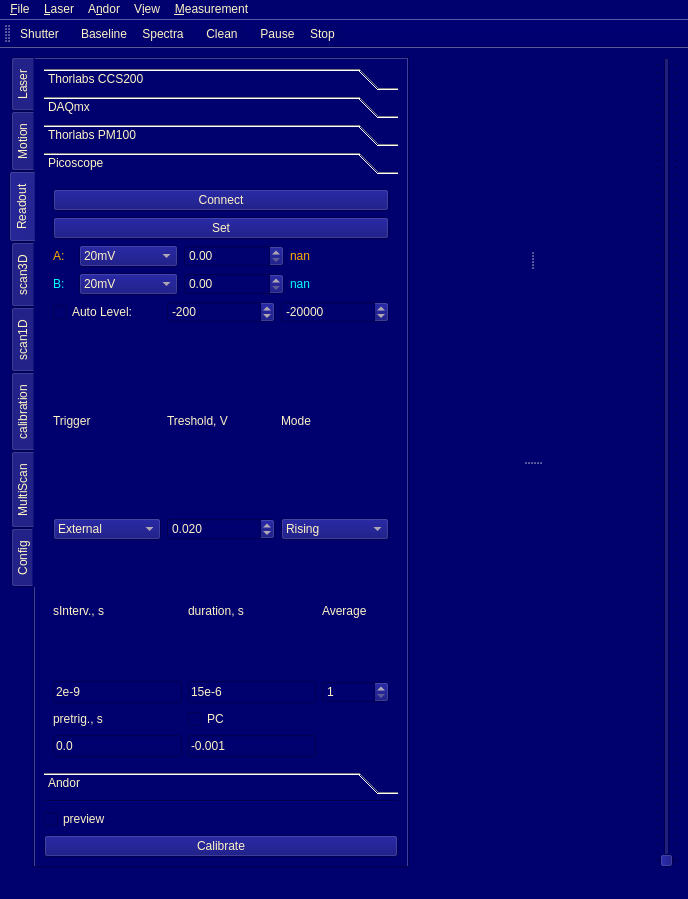
xkronosua/microV, file microV.ui: the form before one commit.
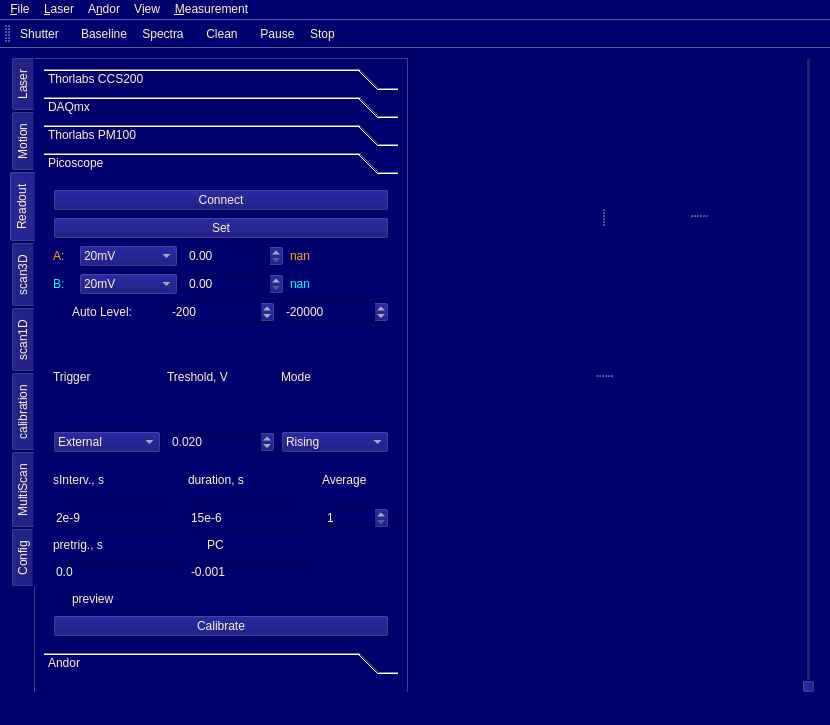
The form after the commit. The open tabs and pages were chosen to show the change.

Commit message: threadFix_calibr

The edit to the form file:
```diff
--- a/microV.ui
+++ b/microV.ui
@@ -6,8 +6,8 @@
    <rect>
     <x>0</x>
     <y>0</y>
-    <width>688</width>
-    <height>899</height>
+    <width>830</width>
+    <height>669</height>
    </rect>
   </property>
   <property name="windowTitle">
@@ -881,8 +881,8 @@
             <rect>
              <x>0</x>
              <y>0</y>
-             <width>353</width>
-             <height>543</height>
+             <width>356</width>
+             <height>416</height>
             </rect>
            </property>
            <attribute name="label">
@@ -1294,6 +1294,23 @@
               </item>
              </layout>
             </item>
+            <item>
+             <widget class="QCheckBox" name="raw_data_preview">
+              <property name="text">
+               <string>preview</string>
+              </property>
+             </widget>
+            </item>
+            <item>
+             <widget class="QPushButton" name="startCalibr">
+              <property name="text">
+               <string>Calibrate</string>
+              </property>
+              <property name="checkable">
+               <bool>false</bool>
+              </property>
+             </widget>
+            </item>
            </layout>
           </widget>
           <widget class="QWidget" name="Andor">
@@ -1587,23 +1604,6 @@
           </property>
          </widget>
         </item>
-        <item>
-         <widget class="QCheckBox" name="raw_data_preview">
-          <property name="text">
-           <string>preview</string>
-          </property>
-         </widget>
-        </item>
-        <item>
-         <widget class="QPushButton" name="startCalibr">
-          <property name="text">
-           <string>Calibrate</string>
-          </property>
-          <property name="checkable">
-           <bool>true</bool>
-          </property>
-         </widget>
-        </item>
        </layout>
       </widget>
       <widget class="QWidget" name="StepScan">
@@ -3630,10 +3630,7 @@
       <property name="orientation">
        <enum>Qt::Vertical</enum>
       </property>
-      <widget class="QSplitter" name="splitter">
-       <property name="locale">
-        <locale language="C" country="AnyCountry"/>
-       </property>
+      <widget class="QSplitter" name="splitter_2">
        <property name="orientation">
         <enum>Qt::Horizontal</enum>
        </property>
@@ -3643,11 +3640,16 @@
         </property>
         <layout class="QGridLayout" name="previewArea"/>
        </widget>
-       <widget class="QWidget" name="verticalLayoutWidget">
-        <property name="locale">
-         <locale language="C" country="AnyCountry"/>
+       <widget class="QSplitter" name="splitter">
+        <property name="orientation">
+         <enum>Qt::Vertical</enum>
         </property>
-        <layout class="QVBoxLayout" name="plotArea"/>
+        <widget class="QWidget" name="horizontalLayoutWidget_2">
+         <layout class="QHBoxLayout" name="pw_scan"/>
+        </widget>
+        <widget class="QWidget" name="horizontalLayoutWidget_3">
+         <layout class="QHBoxLayout" name="pw_spectra"/>
+        </widget>
        </widget>
       </widget>
       <widget class="QWidget" name="horizontalLayoutWidget">
@@ -3690,8 +3692,8 @@
     <rect>
      <x>0</x>
      <y>0</y>
-     <width>688</width>
-     <height>30</height>
+     <width>830</width>
+     <height>21</height>
     </rect>
    </property>
    <widget class="QMenu" name="menuFile">
```
Left out of the diff: 66 changed lines with no effect on the pictures. The commit also changes 6 other files.
